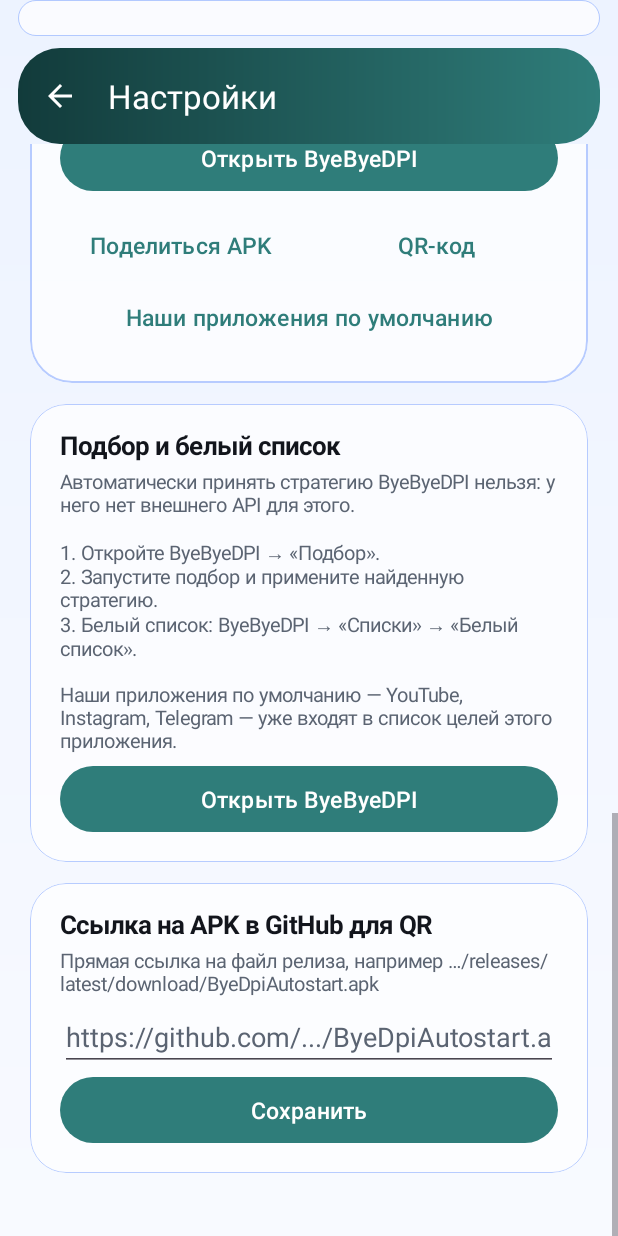
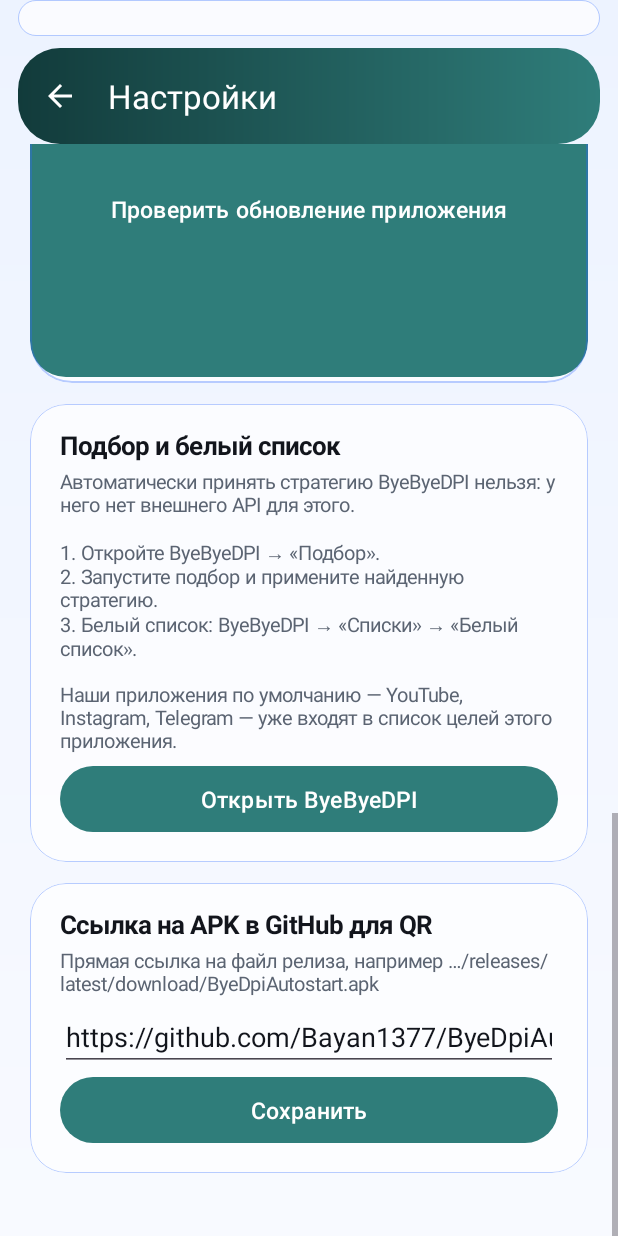
Before and after one commit to Bayan1377/ByeDpiAutostart, an Android app: the SettingsActivity screen opened directly, with no data from a screen before it, scrolled down 1149 dp, on a phone screen of 412 x 824 dp. Run offline under Robolectric (Android 15) with nearby library versions, the phone set to English and light mode, and no system bars; 1 statement that could not run was skipped.

Commit message:
Версия 1.27: QR на GitHub и проверка обновлений

```diff
--- a/app/build.gradle.kts
+++ b/app/build.gradle.kts
@@ -20,8 +20,8 @@ android {
         applicationId = "ru.dsh.byediautostart"
         minSdk = 26
         targetSdk = 34
-        versionCode = 30
-        versionName = "1.26"
+        versionCode = 31
+        versionName = "1.27"
     }
 
     signingConfigs {
--- a/app/src/main/java/ru/dsh/byediautostart/MainActivity.kt
+++ b/app/src/main/java/ru/dsh/byediautostart/MainActivity.kt
@@ -62,6 +62,7 @@ class MainActivity : AppCompatActivity() {
         prefs = Prefs(this)
         vpnMonitor = VpnMonitor(this)
         UpdateChecker.init(this)
+        AppUpdateChecker.checkOnLaunch(this)
 
         binding.toolbar.inflateMenu(R.menu.main_menu)
         binding.toolbar.setOnMenuItemClickListener { item: MenuItem ->
--- a/app/src/main/java/ru/dsh/byediautostart/Prefs.kt
+++ b/app/src/main/java/ru/dsh/byediautostart/Prefs.kt
@@ -76,8 +76,18 @@ class Prefs(context: Context) {
 
     /** Прямая ссылка на APK в релизе GitHub для QR. */
     var githubApkUrl: String
-        get() = sp.getString(KEY_GITHUB_APK_URL, "") ?: ""
-        set(value) = sp.edit().putString(KEY_GITHUB_APK_URL, value).apply()
+        get() {
+            val stored = sp.getString(KEY_GITHUB_APK_URL, "") ?: ""
+            return if (stored.isBlank() || stored.contains("github.com/.../")) {
+                DEFAULT_GITHUB_APK_URL
+            } else {
+                stored
+            }
+        }
+        set(value) {
+            val url = value.trim().ifBlank { DEFAULT_GITHUB_APK_URL }
+            sp.edit().putString(KEY_GITHUB_APK_URL, url).apply()
+        }
 
     var lastUpdateCheck: Long
         get() = sp.getLong(KEY_LAST_UPDATE_CHECK, 0L)
@@ -166,6 +176,8 @@ class Prefs(context: Context) {
         private const val KEY_WALLPAPER = "wallpaper_background"
         private const val KEY_CARD_TRANSPARENCY = "card_transparency"
         private const val KEY_PALETTE = "palette"
+        const val DEFAULT_GITHUB_APK_URL =
+            "https://github.com/Bayan1377/ByeDpiAutostart/releases/latest/download/ByeDpiAutostart.apk"
         private const val KEY_GITHUB_APK_URL = "github_apk_url"
 
         const val VPN_MODE_AUTO = "auto"
--- a/app/src/main/java/ru/dsh/byediautostart/SettingsActivity.kt
+++ b/app/src/main/java/ru/dsh/byediautostart/SettingsActivity.kt
@@ -325,6 +325,11 @@ class SettingsActivity : AppCompatActivity() {
         tools.findViewById<View>(R.id.btnDefaultApps).setOnClickListener {
             ToolsActions.resetDefaultTargets(this)
         }
+        val update = MaterialButton(this).apply {
+            text = getString(R.string.app_update_check)
+            setOnClickListener { AppUpdateChecker.checkNow(this@SettingsActivity) }
+        }
+        (tools as ViewGroup).addView(update)
     }
 
     private fun buildByeDpiDescription(parent: LinearLayout) {
--- a/app/src/main/res/values/strings.xml
+++ b/app/src/main/res/values/strings.xml
@@ -99,6 +99,12 @@
     <string name="btn_update_install">Установить</string>
     <string name="btn_update_retry">Повторить</string>
     <string name="btn_update_allow">Разрешить</string>
+    <string name="app_update_check">Проверить обновление приложения</string>
+    <string name="app_update_title">Доступно обновление</string>
+    <string name="app_update_text">Вышла версия %1$s. Скачать APK с GitHub?</string>
+    <string name="app_update_download">Скачать</string>
+    <string name="app_update_latest">У вас последняя версия</string>
+    <string name="app_update_error">Не удалось проверить обновление</string>
 
     <string name="notif_channel_automation">Автозапуск ByeDPI</string>
     <string name="notif_channel_problems">Проблемы автозапуска</string>
```
Also changed, not shown: app/src/main/java/ru/dsh/byediautostart/AppUpdateChecker.kt (added, +117 -0 lines), 2 other files.
